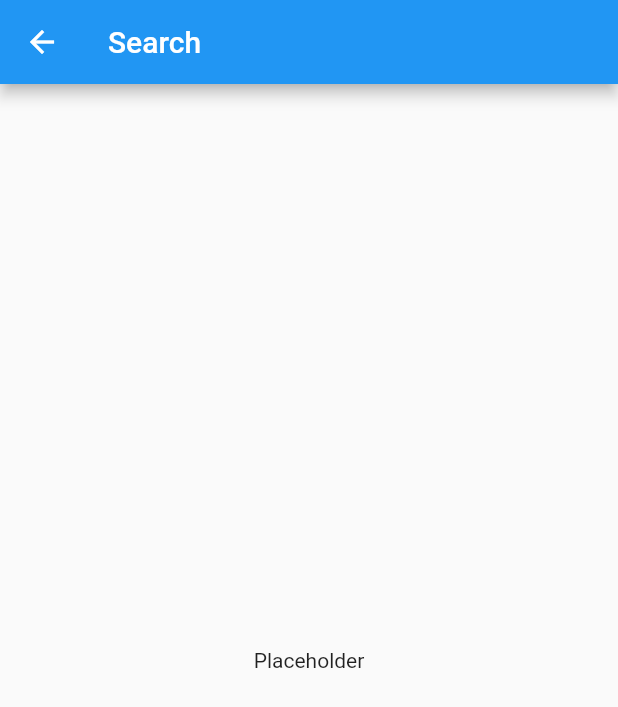
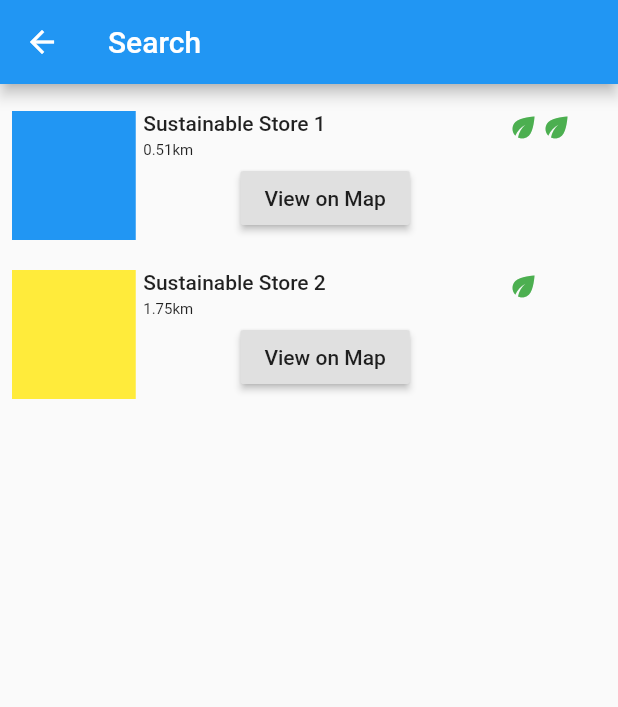
Before and after one commit to Lindronics/gradhack, a Flutter app: the screen it shows after launch, after a tap on "Search", on a phone screen of 412 x 824 dp. Shown: the top 707 px of the screen. Run offline on Flutter 3.47's test engine with Material 2 defaults, Android fonts, the phone set to English and light mode, and no system bars; missing offline and left inert: dart:ffi.

Commit message:
Search Function Changes

```diff
--- a/lib/main.dart
+++ b/lib/main.dart
@@ -1,5 +1,6 @@
 import 'package:flutter/material.dart';
 import 'package:gradhack/pages/profile_page.dart';
+import 'package:gradhack/pages/search_store_page%20copy%202.dart';
 import 'package:gradhack/pages/search_store_page.dart';
 import 'package:gradhack/pages/transaction_detail_page.dart';
 import 'package:gradhack/pages/transaction_list_page.dart';
@@ -91,7 +92,7 @@ class _DummyMainPageState extends State<DummyMainPage> {
                 Navigator.push(
                   context,
                   MaterialPageRoute(
-                      builder: (context) => SearchStorePage(title: "Search")),
+                      builder: (context) => SearchPage1(title: "Search")),
                 );
               },
               child: Text("Search"),
@@ -102,3 +103,5 @@ class _DummyMainPageState extends State<DummyMainPage> {
     );
   }
 }
+
+// Starting the Search Page HERE
--- /dev/null
+++ b/lib/pages/search_store_page copy 2.dart
@@ -0,0 +1,175 @@
+import 'dart:ffi';
+
+import 'package:flutter/material.dart';
+import 'package:gradhack/pages/Map1.dart';
+import 'package:gradhack/pages/Store1Map.dart';
+import 'package:gradhack/pages/Store2Map.dart';
+import 'package:gradhack/pages/Store3Map.dart';
+
+class SearchPage1 extends StatefulWidget {
+  SearchPage1({Key key, this.title}) : super(key: key);
+  final String title;
+
+  @override
+  _SearchPage1State createState() => _SearchPage1State();
+}
+
+class _SearchPage1State extends State<SearchPage1> {
+  static const String _title = 'Search Store';    // Name of page.
+
+  @override
+    Widget build(BuildContext context) {
+    return Scaffold(
+      appBar: AppBar(
+        title: Text(widget.title),
+      ),
+        body: MyStatelessWidget(),
+    );
+  }
+}
+
+class CustomListItem extends StatelessWidget {
+  const CustomListItem({
+    this.thumbnail,
+    this.title,
+    this.user,
+    this.score,
+    this.score2,
+    this.score3,
+  });
+
+  final Widget thumbnail;
+  final String title;
+  final String user;
+  final IconData score;
+  final IconData score2;
+  final IconData score3;
+
+  @override
+  Widget build(BuildContext context) {
+    return Padding(
+      padding: const EdgeInsets.symmetric(vertical: 10.0), // Space between the tiles.
+      child: Row(
+        crossAxisAlignment: CrossAxisAlignment.start,
+        children: <Widget>[
+          Expanded(
+            flex: 1,                        // Width of the boxes before text -> Could be replaced with Icons of stores.
+            child: thumbnail,
+          ),
+          Expanded(
+            flex: 3,                        // Width of text box beside the icon
+            child: _StoreDescription(
+              title: title,
+              user: user,
+            ),
+          ),
+          Icon(
+            score,                //The more icon -> could be switched to go or expand icon.
+            size: 22.0,
+            color:Colors.green,
+          ),
+          Icon(
+            score2,                //The more icon -> could be switched to go or expand icon.
+            size: 22.0,
+            color:Colors.green,
+          ),
+          Icon(
+            score3,                //The more icon -> could be switched to go or expand icon.
+            size: 22.0,
+            color:Colors.green,
+          ),
+        ],
+      ),
+    );
+  }
+}
+
+class _StoreDescription extends StatelessWidget {
+  const _StoreDescription({
+    Key key,
+    this.title,
+    this.user,
+    this.score,
+    this.score2,
+    this.score3
+  }) : super(key: key);
+
+  final String title;
+  final String user;
+  final IconData score;
+  final IconData score2;
+  final IconData score3;
+
+  @override
+  Widget build(BuildContext context) {
+    return Padding(
+      padding: const EdgeInsets.fromLTRB(5.0, 0.0, 0.0, 0.0),       // padding of the tiles
+      child: Column(
+        crossAxisAlignment: CrossAxisAlignment.start,
+        children: <Widget>[
+          Text(
+            title,            //refers to 1st line of Text in CustomListItem
+            style: const TextStyle(
+              fontWeight: FontWeight.w500,
+              fontSize: 14.0,                       //Font size of 1st line of text.
+            ),
+          ),
+          const Padding(padding: EdgeInsets.symmetric(vertical: 2.0)),        //spacing between 1st & 2nd lines of text
+          Text(                                                               //2nd line of text HERE
+            user,         //2nd line of text variable in CustomListItem
+            style: const TextStyle(fontSize: 10.0),
+          ),
+          const Padding(padding: EdgeInsets.symmetric(vertical: 1.0)),        //spacing between 2nd & 3rd lines of text.
+          Row( mainAxisAlignment: MainAxisAlignment.spaceAround,
+          children: <Widget>[
+            RaisedButton(
+              onPressed: () {
+                Navigator.push(
+                  context,
+                  MaterialPageRoute(
+                      builder: (context) =>
+                          Map1(title: title)), //Add location details here to be passed into the Map1 Page
+                );
+              },
+              child: Text("View on Map"),
+            ),
+          ])],
+      ),
+    );
+  }
+}
+
+/// This is the stateless widget that the main application instantiates.
+class MyStatelessWidget extends StatelessWidget {
+  MyStatelessWidget({Key key}) : super(key: key);
+
+static const IconData eco = IconData(0xe6e4, fontFamily: 'MaterialIcons');
+
+  @override
+  Widget build(BuildContext context) {
+    return ListView(
+      padding: const EdgeInsets.all(8.0),
+      itemExtent: 106.0,
+      children: <CustomListItem>[
+        CustomListItem(
+          user: '0.51km',
+          score: (Icons.eco),
+          score2: (Icons.eco),
+          score3: null,
+          thumbnail: Container(
+            decoration: const BoxDecoration(color: Colors.blue),
+          ),
+          title: 'Sustainable Store 1',
+        ),
+        CustomListItem(
+          user: '1.75km',
+          score:(Icons.eco),
+          thumbnail: Container(
+            decoration: const BoxDecoration(color: Colors.yellow),
+          ),
+          title: 'Sustainable Store 2',
+        ),
+      ],
+    );
+  }
+}
--- a/lib/pages/search_store_page.dart
+++ b/lib/pages/search_store_page.dart
@@ -1,4 +1,7 @@
 import 'package:flutter/material.dart';
+import 'package:gradhack/pages/Store1Map.dart';
+import 'package:gradhack/pages/Store2Map.dart';
+import 'package:gradhack/pages/Store3Map.dart';
 
 class SearchStorePage extends StatefulWidget {
   SearchStorePage({Key key, this.title}) : super(key: key);
@@ -9,6 +12,7 @@ class SearchStorePage extends StatefulWidget {
 }
 
 class _SearchStorePageState extends State<SearchStorePage> {
+
   @override
   Widget build(BuildContext context) {
     return Scaffold(
@@ -18,9 +22,39 @@ class _SearchStorePageState extends State<SearchStorePage> {
       body: Center(
         child: Column(
           mainAxisAlignment: MainAxisAlignment.center,
+
           children: <Widget>[
-            Text(
-              'Placeholder',
+            RaisedButton(
+              onPressed: () {
+                Navigator.push(
+                  context,
+                  MaterialPageRoute(
+                      builder: (context) =>
+                          Store1Map(title: "Store 1 Map")),
+                );
+              },
+              child: Text("Store 1"),
+            ),
+            RaisedButton(
+              onPressed: () {
+                Navigator.push(
+                  context,
+                  MaterialPageRoute(
+                      builder: (context) =>
+                          Store2Map(title: "Store 2 Map")),
+                );
+              },
+              child: Text("Store 2"),
+            ),
+            RaisedButton(
+              onPressed: () {
+                Navigator.push(
+                  context,
+                  MaterialPageRoute(
+                      builder: (context) => Store3Map(title: "Store 3 Map")),
+                );
+              },
+              child: Text("Store 3"),
             ),
           ],
         ),
```
Also changed, not shown: lib/pages/Map1.dart (added, +30 -0 lines), lib/pages/Store1Map.dart (added, +30 -0 lines), lib/pages/Store2Map.dart (added, +30 -0 lines), lib/pages/Store3Map.dart (added, +30 -0 lines), 1 other file.
